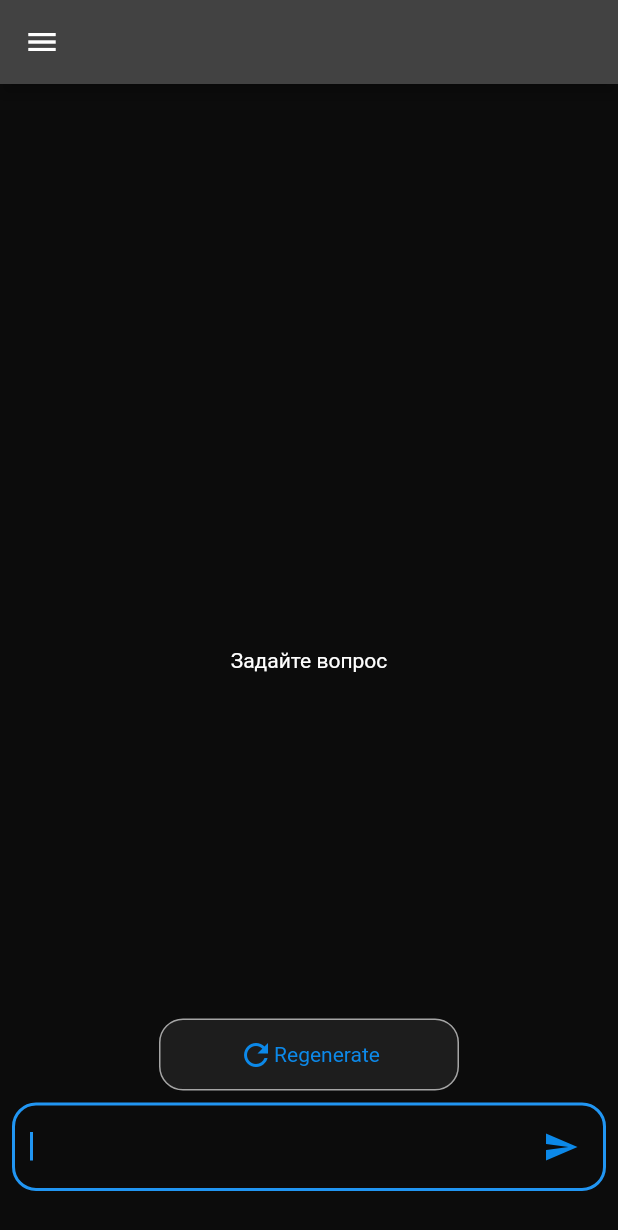
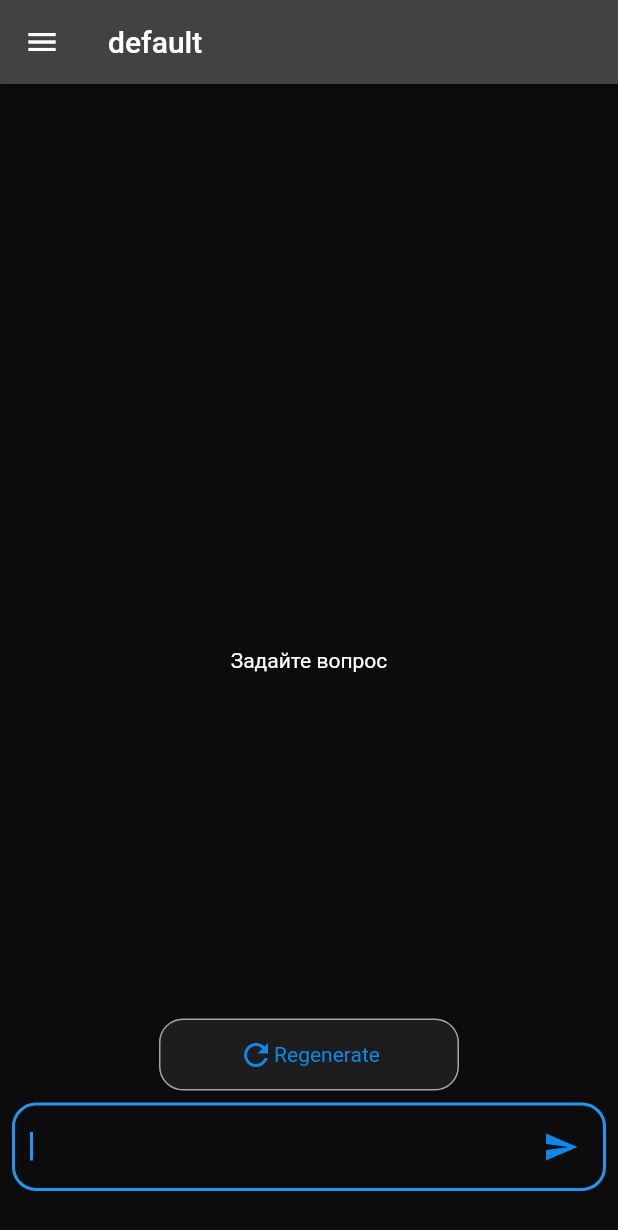
Before and after one commit to Manuspect/FlutterChatGpt, a Flutter app: the screen it shows after launch, after a tap on "Regenerate", on a phone screen of 412 x 824 dp. Shown: the top 1230 px of the screen. Run offline on Flutter 3.47's test engine with Material 2 defaults, Android fonts, the light colour scheme and no system bars; our stand-ins replace equatable, flutter_bloc.

Commit message:
some fixes

```diff
--- a/custom_chat_gpt/lib/feature/data/repositories/repository_impl.dart
+++ b/custom_chat_gpt/lib/feature/data/repositories/repository_impl.dart
@@ -8,9 +8,12 @@ import 'package:web_socket_channel/web_socket_channel.dart';
 
 class RepositoryImpl implements Repository {
   ResponseRemoteDatasource remoteDatasource = ResponseRemoteDatasourceImpl();
-
-  List<ChatMessage> history = [];
-
+  String currentChat = 'default';
+  final List<ChatMessage> _history = [];
+  final Map<String, List<ChatMessage>> _chats = {};
+  RepositoryImpl(){
+    _chats[currentChat] = _history;
+  }
   @override
   void sendMessage(String msg) {
     remoteDatasource.channel.sink.add("{\"message\": \"$msg\"}");
@@ -24,33 +27,28 @@ class RepositoryImpl implements Repository {
         // Uri.parse('wss://echo.websocket.events'),
       ),
     );
-    print('in sendChatMessage');
+    // print('in sendChatMessage');
     String messageToSend = json.encode(
         MessageToSend(chatMessage: chatMessage, history: history).toJson());
     // print('messageToSend in sendChatMessage${messageToSend}');
     remoteDatasource.channel.sink.add(messageToSend);
-    history.add(chatMessage);
+    _history.add(chatMessage);
   }
 
   @override
-  Stream<List<ChatMessage>> getChats() async* {
-    yield history;
-  }
-
-  @override
-  List<ChatMessage> get getHistory => history;
+  List<ChatMessage> get history => _history;
 
   @override
   void regenerate() {
-    print('in regenerate');
-    history.removeLast();
-    ChatMessage newMessage = history.removeLast();
-    sendChatMessage(newMessage, history);
+    // print('in regenerate');
+    _history.removeLast();
+    ChatMessage newMessage = _history.removeLast();
+    sendChatMessage(newMessage, _history);
   }
 
   @override
   void addToHistory(ChatMessage chatMessage) {
-    history.add(chatMessage);
+    _history.add(chatMessage);
   }
 
   @override
@@ -58,4 +56,30 @@ class RepositoryImpl implements Repository {
     addToHistory(ChatMessage(role: Role.assistant, content: msg));
     remoteDatasource.channel.sink.close();
   }
+
+  @override
+  Map<String, List<ChatMessage>> get chats => _chats;
+
+  @override
+  void addNewChat(String chatName) {
+    // сохранить историю currentHistory
+    _chats[currentChat] = _history;
+
+    // добавить новый чат в мапу
+    _chats.addAll({chatName : []});
+
+    // присвоить currentHistory = []
+    _history.clear();
+  }
+
+  @override
+  void loadChat(String chatName) {
+    // сохранить историю currentHistory
+    _chats[currentChat] = _history;
+
+    // загрузить новую историю:
+    // currentHistory = _chats[chatName]
+    _history.clear();
+    _history.addAll(_chats[chatName]!);
+  }
 }
--- a/custom_chat_gpt/lib/feature/domain/repositories/repository.dart
+++ b/custom_chat_gpt/lib/feature/domain/repositories/repository.dart
@@ -5,9 +5,13 @@ abstract class Repository {
 
   void sendMessage(String msg);
   void sendChatMessage(ChatMessage chatMessage, List<ChatMessage> history);
-  Stream<List<ChatMessage>> getChats();
-  List<ChatMessage> get getHistory;
+
+  List<ChatMessage> get history;
+  Map<String, List<ChatMessage>> get chats;
+
   void regenerate();
   void addToHistory(ChatMessage chatMessage);
   void saveResponse(String msg);
+  void addNewChat(String chatName);
+  void loadChat(String chatName);
 }
--- a/custom_chat_gpt/lib/feature/presentation/bloc/test_bloc/chat_event.dart
+++ b/custom_chat_gpt/lib/feature/presentation/bloc/test_bloc/chat_event.dart
@@ -28,3 +28,11 @@ class GotResponse extends ChatEvent {
 class RegenerateButtonPressed extends ChatEvent {
 
 }
+
+class AddNewChat extends ChatEvent {}
+class ChatChanged extends ChatEvent {
+  final String message;
+
+  ChatChanged({required this.message});
+
+}
--- a/custom_chat_gpt/lib/feature/presentation/bloc/test_bloc/chat_state.dart
+++ b/custom_chat_gpt/lib/feature/presentation/bloc/test_bloc/chat_state.dart
@@ -20,3 +20,10 @@ class ResponseIsGetting extends ChatState {
 class Regenerating extends ChatState {
 
 }
+
+class NewChatAdded extends ChatState {
+
+}
+class ChatChangedState extends ChatState {
+
+}
--- a/custom_chat_gpt/lib/feature/presentation/pages/home_page.dart
+++ b/custom_chat_gpt/lib/feature/presentation/pages/home_page.dart
@@ -1,7 +1,9 @@
 import 'package:custom_chat_gpt/common/app_colors.dart';
+import 'package:custom_chat_gpt/feature/presentation/bloc/test_bloc/chat_bloc.dart';
 import 'package:custom_chat_gpt/feature/presentation/widget/chat_widget.dart';
 import 'package:custom_chat_gpt/feature/presentation/widget/drawer_content.dart';
 import 'package:flutter/material.dart';
+import 'package:flutter_bloc/flutter_bloc.dart';
 
 class HomePage extends StatelessWidget {
   const HomePage({super.key});
@@ -13,7 +15,9 @@ class HomePage extends StatelessWidget {
         return constraints.maxWidth < 768
             ? Scaffold(
                 backgroundColor: AppColors.mainBackground,
-                appBar: AppBar(),
+                appBar: AppBar(
+                  title: Text(BlocProvider.of<ChatBloc>(context).repository.currentChat),
+                ),
                 drawer: const SizedBox(
                   width: 350,
                   child: Drawer(
--- a/custom_chat_gpt/lib/feature/presentation/widget/bottom_panel.dart
+++ b/custom_chat_gpt/lib/feature/presentation/widget/bottom_panel.dart
@@ -1,6 +1,6 @@
-import 'package:custom_chat_gpt/feature/presentation/bloc/test_bloc/chat_bloc.dart';
+// import 'package:custom_chat_gpt/feature/presentation/bloc/test_bloc/chat_bloc.dart';
 import 'package:flutter/material.dart';
-import 'package:flutter_bloc/flutter_bloc.dart';
+// import 'package:flutter_bloc/flutter_bloc.dart';
 
 // import '../../../common/app_colors.dart';
 import 'question_text_field.dart';
@@ -22,14 +22,18 @@ class BottomPanel extends StatelessWidget {
           return Column(
             mainAxisAlignment: MainAxisAlignment.end,
             children: [
+
+              //TODO: сделать кнопку безопасной
+
               // BlocBuilder<ChatBloc, ChatState>(
               //   builder: (context, state) {
+              //     print(state);
               //     return state is ResponseGot
               //         ? RegenerateButton()
               //         : Container();
               //   },
               // ),
-              RegenerateButton(),
+              const RegenerateButton(),
               Padding(
                 padding: const EdgeInsets.only(
                     bottom: 30, top: 8, left: 8, right: 8),
--- a/custom_chat_gpt/lib/feature/presentation/widget/chat_content.dart
+++ b/custom_chat_gpt/lib/feature/presentation/widget/chat_content.dart
@@ -18,10 +18,11 @@ class _ChatContentState extends State<ChatContent> {
   RepositoryImpl repository = RepositoryImpl();
   late Stream stream;
   late List<ChatMessage> chats;
-
+  late ScrollController scrollController;
   @override
   void initState() {
-    chats = BlocProvider.of<ChatBloc>(context).repository.getHistory;
+    scrollController = ScrollController();
+    chats = BlocProvider.of<ChatBloc>(context).repository.history;
 
     super.initState();
   }
@@ -30,6 +31,7 @@ class _ChatContentState extends State<ChatContent> {
   Widget build(BuildContext context) {
     return BlocBuilder<ChatBloc, ChatState>(
       buildWhen: (previous, current) {
+        // if (current is ResponseGot) return true;
         return true;
       },
       builder: (context, state) {
@@ -37,11 +39,23 @@ class _ChatContentState extends State<ChatContent> {
           // height: 600,
           child: chats.isNotEmpty
               ? SingleChildScrollView(
+                reverse: true,
+                  controller: scrollController,
                   child: Column(
                     mainAxisAlignment: MainAxisAlignment.start,
                     children: [
                       chatMessages(),
                       Builder(builder: (context) {
+                        // print(state);
+
+                        //TODO: Сделать ScrollView привязанным к низу при появлении нового элемента
+
+                        scrollController.animateTo(
+                          0.0,
+                          curve: Curves.easeOut,
+                          duration: const Duration(milliseconds: 300),
+                        );
+
                         return state is! ResponseGot
                             ? const AIStreamCard()
                             : Container();
--- a/custom_chat_gpt/lib/feature/presentation/widget/drawer_content.dart
+++ b/custom_chat_gpt/lib/feature/presentation/widget/drawer_content.dart
@@ -1,5 +1,8 @@
 import 'package:custom_chat_gpt/common/app_colors.dart';
+import 'package:custom_chat_gpt/feature/presentation/bloc/test_bloc/chat_bloc.dart';
+import 'package:custom_chat_gpt/feature/presentation/widget/list_of_chats.dart';
 import 'package:flutter/material.dart';
+import 'package:flutter_bloc/flutter_bloc.dart';
 
 class DrawerContent extends StatefulWidget {
   const DrawerContent({super.key});
@@ -23,8 +26,11 @@ class _DrawerContentState extends State<DrawerContent> {
                 ),
               ),
             ),
+            // Add new chat buttom
             child: ListTile(
-              onTap: () {},
+              onTap: () {
+                BlocProvider.of<ChatBloc>(context).add(AddNewChat());
+              },
               leading: const Icon(
                 Icons.add,
                 color: AppColors.iconBlueColor,
@@ -38,49 +44,67 @@ class _DrawerContentState extends State<DrawerContent> {
             ),
           ),
           Expanded(
-            flex: 6,
-            child: ListView(
-              children: [
-                ...testChatNames
-                    .map(
-                      (e) => ListTile(
-                        leading: const Icon(Icons.message_rounded),
-                        title: Text(e),
-                        trailing: SizedBox(
-                          width: 120,
-                          child: Row(
-                            // mainAxisSize: MainAxisSize.max,
-                            children: [
-                              IconButton(
-                                onPressed: () {},
-                                icon: const Icon(
-                                  Icons.file_upload_outlined,
-                                  color: AppColors.iconBlueColor,
-                                ),
-                              ),
-                              IconButton(
-                                onPressed: () {},
-                                icon: const Icon(
-                                  Icons.edit_outlined,
-                                  color: AppColors.iconBlueColor,
-                                ),
-                              ),
-                              IconButton(
-                                onPressed: () {},
-                                icon: const Icon(
-                                  Icons.delete_outline,
-                                  color: AppColors.iconRedColor,
-                                ),
-                              ),
-                            ],
-                          ),
-                        ),
-                      ),
-                    )
-                    .toList()
-              ],
-            ),
-          ),
+              flex: 6,
+
+              // TODO: BUG: При добавлении нового чата, актуальный чат пропадает
+              child: BlocBuilder<ChatBloc, ChatState>(
+                builder: (context, state) {
+                  // print(BlocProvider.of<ChatBloc>(context)
+                  //     .repository
+                  //     .chats
+                  //     .keys
+                  //     .toList());
+                  return ListOfChats(
+                      chatNames: BlocProvider.of<ChatBloc>(context)
+                          .repository
+                          .chats
+                          .keys
+                          .toList());
+                },
+              )
+
+              // ListView(
+              //   children: [
+              //     ...testChatNames
+              //         .map(
+              //           (e) => ListTile(
+              //             leading: const Icon(Icons.message_rounded),
+              //             title: Text(e),
+              //             trailing: SizedBox(
+              //               width: 120,
+              //               child: Row(
+              //                 // mainAxisSize: MainAxisSize.max,
+              //                 children: [
+              //                   IconButton(
+              //                     onPressed: () {},
+              //                     icon: const Icon(
+              //                       Icons.file_upload_outlined,
+              //                       color: AppColors.iconBlueColor,
+              //                     ),
+              //                   ),
+              //                   IconButton(
+              //                     onPressed: () {},
+              //                     icon: const Icon(
+              //                       Icons.edit_outlined,
+              //                       color: AppColors.iconBlueColor,
+              //                     ),
+              //                   ),
+              //                   IconButton(
+              //                     onPressed: () {},
+              //                     icon: const Icon(
+              //                       Icons.delete_outline,
+              //                       color: AppColors.iconRedColor,
+              //                     ),
+              //                   ),
+              //                 ],
+              //               ),
+              //             ),
+              //           ),
+              //         )
+              //         .toList()
+              //   ],
+              // ),
+              ),
           Column(
             children: [
               Container(
@@ -128,32 +152,32 @@ class _DrawerContentState extends State<DrawerContent> {
   }
 }
 
-List<String> testChatNames = [
-  'Chat theme 1',
-  'Chat theme 2',
-  'Chat theme 3',
-  'Chat theme 1',
-  'Chat theme 2',
-  'Chat theme 3',
-  'Chat theme 1',
-  'Chat theme 2',
-  'Chat theme 3',
-  'Chat theme 1',
-  'Chat theme 2',
-  'Chat theme 3',
-  'Chat theme 1',
-  'Chat theme 2',
-  'Chat theme 3',
-  'Chat theme 1',
-  'Chat theme 2',
-  'Chat theme 3',
-  'Chat theme 1',
-  'Chat theme 2',
-  'Chat theme 3',
-  'Chat theme 1',
-  'Chat theme 2',
-  'Chat theme 3',
-  'Chat theme 1',
-  'Chat theme 2',
-  'Chat theme 3',
-];
+// List<String> testChatNames = [
+//   'Chat theme 1',
+//   'Chat theme 2',
+//   'Chat theme 3',
+//   'Chat theme 1',
+//   'Chat theme 2',
+//   'Chat theme 3',
+//   'Chat theme 1',
+//   'Chat theme 2',
+//   'Chat theme 3',
+//   'Chat theme 1',
+//   'Chat theme 2',
+//   'Chat theme 3',
+//   'Chat theme 1',
+//   'Chat theme 2',
+//   'Chat theme 3',
+//   'Chat theme 1',
+//   'Chat theme 2',
+//   'Chat theme 3',
+//   'Chat theme 1',
+//   'Chat theme 2',
+//   'Chat theme 3',
+//   'Chat theme 1',
+//   'Chat theme 2',
+//   'Chat theme 3',
+//   'Chat theme 1',
+//   'Chat theme 2',
+//   'Chat theme 3',
+// ];
--- /dev/null
+++ b/custom_chat_gpt/lib/feature/presentation/widget/list_of_chats.dart
@@ -0,0 +1,81 @@
+// import 'package:custom_chat_gpt/feature/presentation/bloc/test_bloc/chat_bloc.dart';
+import 'package:flutter/material.dart';
+// import 'package:flutter_bloc/flutter_bloc.dart';
+
+import '../../../common/app_colors.dart';
+
+class ListOfChats extends StatefulWidget {
+  final List<String> chatNames;
+  const ListOfChats({super.key, required this.chatNames});
+
+  @override
+  State<ListOfChats> createState() => _ListOfChatsState();
+}
+
+class _ListOfChatsState extends State<ListOfChats> {
+  // late List<String> chatNames;
+
+  @override
+  void initState() {
+    // print('in init state');
+    // chatNames =
+    //     BlocProvider.of<ChatBloc>(context).repository.chats.keys.toList();
+    super.initState();
+  }
+
+  @override
+  Widget build(BuildContext context) {
+
+
+        return Builder(builder: (context) {
+        // print(widget.chatNames);
+          return ListView(
+            children: [
+              ...widget.chatNames
+                  .map(
+                    (e) => ListTile(
+                      onTap: () {
+
+                        // TODO: добавить логику смены чата
+                        // BlocProvider.of<ChatBloc>(context).add(ChatChanged(message: e));
+                      },
+                      leading: const Icon(Icons.message_rounded),
+                      title: Text(e),
+                      trailing: SizedBox(
+                        width: 120,
+                        child: Row(
+                          // mainAxisSize: MainAxisSize.max,
+                          children: [
+                            IconButton(
+                              onPressed: () {},
+                              icon: const Icon(
+                                Icons.file_upload_outlined,
+                                color: AppColors.iconBlueColor,
+                              ),
+                            ),
+                            IconButton(
+                              onPressed: () {},
+                              icon: const Icon(
+                                Icons.edit_outlined,
+                                color: AppColors.iconBlueColor,
+                              ),
+                            ),
+                            IconButton(
+                              onPressed: () {},
+                              icon: const Icon(
+                                Icons.delete_outline,
+                                color: AppColors.iconRedColor,
+                              ),
+                            ),
+                          ],
+                        ),
+                      ),
+                    ),
+                  )
+                  .toList()
+            ],
+          );
+        });
+
+  }
+}
--- a/custom_chat_gpt/lib/feature/presentation/widget/regenerate_button.dart
+++ b/custom_chat_gpt/lib/feature/presentation/widget/regenerate_button.dart
@@ -21,11 +21,7 @@ class RegenerateButton extends StatelessWidget {
       ),
       child: GestureDetector(
         onTap: () {
-          print('Gesture detector');
-          // Удалить последний элемент из истории
-          // Последний элемент (от user) поместить в сообщение
-          // Удалить последний элемент из истории
-          // Отправить
+
           BlocProvider.of<ChatBloc>(context).add(RegenerateButtonPressed());
 
         },
```
Also changed, not shown: custom_chat_gpt/lib/feature/presentation/bloc/test_bloc/chat_bloc.dart (+17 -9 lines).
